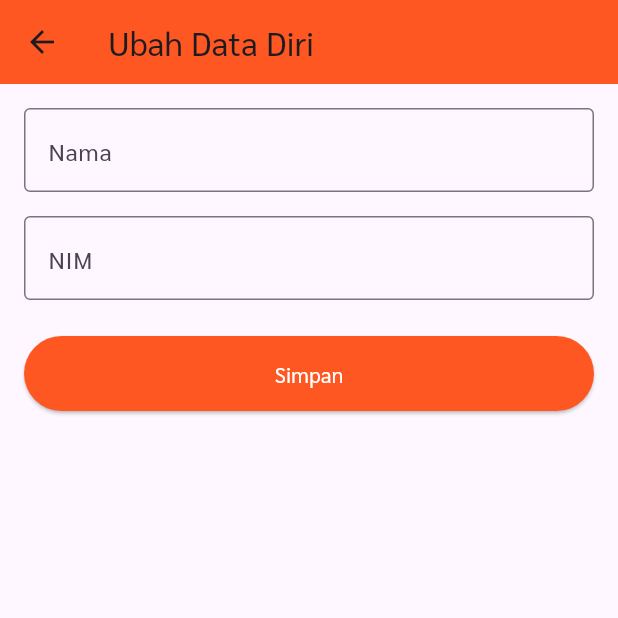
After one commit to safinaa351/uts_mobile-app, a Flutter app: the SetelanPage screen opened directly, after a tap on "Ubah Data Diri", on a phone screen of 412 x 824 dp, the top half of it. The commit adds this screen. Run offline on Flutter 3.47's test engine with Material 3 defaults, Android fonts, the phone set to English and light mode, and no system bars; our stand-ins replace shared_preferences, table_calendar; accounts and stored records are empty.

Commit message:
edit bottom navbar, not finished

```diff
--- /dev/null
+++ b/lib/pages/setelan.dart
@@ -0,0 +1,75 @@
+import 'package:flutter/material.dart';
+import 'package:shared_preferences/shared_preferences.dart';
+import 'ubah_data_diri.dart';
+
+class SetelanPage extends StatelessWidget {
+  const SetelanPage({Key? key}) : super(key: key);
+
+  @override
+  Widget build(BuildContext context) {
+    return Container(
+      decoration: BoxDecoration(
+        gradient: LinearGradient(
+          begin: Alignment.topCenter,
+          end: Alignment.bottomCenter,
+          colors: [Colors.deepOrange, Colors.deepOrange.shade300],
+        ),
+      ),
+      child: Scaffold(
+        backgroundColor: Colors.transparent,
+        appBar: AppBar(
+          title: const Text('Pengaturan'),
+          backgroundColor: Colors.transparent,
+          elevation: 0,
+        ),
+        body: Column(
+          children: [
+            const SizedBox(height: 20),
+            Expanded(
+              child: Container(
+                width: double.infinity,
+                padding: const EdgeInsets.all(20),
+                decoration: const BoxDecoration(
+                  color: Colors.white,
+                  borderRadius: BorderRadius.only(
+                    topLeft: Radius.circular(30),
+                    topRight: Radius.circular(30),
+                  ),
+                ),
+                child: ListView(
+                  children: [
+                    ListTile(
+                      leading: const Icon(Icons.person, color: Colors.deepOrange),
+                      title: const Text('Ubah Data Diri'),
+                      subtitle: const Text('Ubah nama dan NIM'),
+                      onTap: () {
+                        Navigator.push(
+                          context,
+                          MaterialPageRoute(
+                            builder: (context) => const UbahDataDiriScreen(),
+                          ),
+                        );
+                      },
+                    ),
+                    const Divider(),
+                    ListTile(
+                      leading: const Icon(Icons.info, color: Colors.deepOrange),
+                      title: const Text('Tentang Aplikasi'),
+                      onTap: () {
+                        showAboutDialog(
+                          context: context,
+                          applicationName: 'Jurusan Inggris App',
+                          applicationVersion: '1.0.0',
+                        );
+                      },
+                    ),
+                  ],
+                ),
+              ),
+            ),
+          ],
+        ),
+      ),
+    );
+  }
+}
--- /dev/null
+++ b/lib/pages/ubah_data_diri.dart
@@ -0,0 +1,110 @@
+import 'package:flutter/material.dart';
+import 'package:shared_preferences/shared_preferences.dart';
+
+class UbahDataDiriScreen extends StatefulWidget {
+  const UbahDataDiriScreen({Key? key}) : super(key: key);
+
+  @override
+  State<UbahDataDiriScreen> createState() => _UbahDataDiriScreenState();
+}
+
+class _UbahDataDiriScreenState extends State<UbahDataDiriScreen> {
+  final _formKey = GlobalKey<FormState>();
+  final _namaController = TextEditingController();
+  final _nimController = TextEditingController();
+
+  @override
+  void initState() {
+    super.initState();
+    _loadUserData();
+  }
+
+  Future<void> _loadUserData() async {
+    final prefs = await SharedPreferences.getInstance();
+    setState(() {
+      _namaController.text = prefs.getString('nama') ?? '';
+      _nimController.text = prefs.getString('nim') ?? '';
+    });
+  }
+
+  Future<void> _saveUserData() async {
+    if (_formKey.currentState!.validate()) {
+      final prefs = await SharedPreferences.getInstance();
+      await prefs.setString('nama', _namaController.text);
+      await prefs.setString('nim', _nimController.text);
+
+      if (mounted) {
+        ScaffoldMessenger.of(context).showSnackBar(
+          const SnackBar(content: Text('Data berhasil disimpan')),
+        );
+        Navigator.pop(context);
+      }
+    }
+  }
+
+  @override
+  Widget build(BuildContext context) {
+    return Scaffold(
+      appBar: AppBar(
+        title: const Text('Ubah Data Diri'),
+        backgroundColor: Colors.deepOrange,
+      ),
+      body: Padding(
+        padding: const EdgeInsets.all(16.0),
+        child: Form(
+          key: _formKey,
+          child: Column(
+            children: [
+              TextFormField(
+                controller: _namaController,
+                decoration: const InputDecoration(
+                  labelText: 'Nama',
+                  border: OutlineInputBorder(),
+                ),
+                validator: (value) {
+                  if (value == null || value.isEmpty) {
+                    return 'Nama tidak boleh kosong';
+                  }
+                  return null;
+                },
+              ),
+              const SizedBox(height: 16),
+              TextFormField(
+                controller: _nimController,
+                decoration: const InputDecoration(
+                  labelText: 'NIM',
+                  border: OutlineInputBorder(),
+                ),
+                validator: (value) {
+                  if (value == null || value.isEmpty) {
+                    return 'NIM tidak boleh kosong';
+                  }
+                  return null;
+                },
+              ),
+              const SizedBox(height: 24),
+              ElevatedButton(
+                onPressed: _saveUserData,
+                style: ElevatedButton.styleFrom(
+                  backgroundColor: Colors.deepOrange,
+                  minimumSize: const Size(double.infinity, 50),
+                ),
+                child: const Text(
+                  'Simpan',
+                  style: TextStyle(color: Colors.white),
+                ),
+              ),
+            ],
+          ),
+        ),
+      ),
+    );
+  }
+
+  @override
+  void dispose() {
+    _namaController.dispose();
+    _nimController.dispose();
+    super.dispose();
+  }
+}
--- a/lib/widgets/bottom_navbar.dart
+++ b/lib/widgets/bottom_navbar.dart
@@ -21,8 +21,8 @@ class CustomBottomNavBar extends StatelessWidget {
           label: 'Beranda',
         ),
         BottomNavigationBarItem(
-          icon: Icon(Icons.search),
-          label: 'Cari',
+          icon: Icon(Icons.person),
+          label: 'Profil',
         ),
         BottomNavigationBarItem(
           icon: Icon(Icons.settings),
--- a/pubspec.yaml
+++ b/pubspec.yaml
@@ -39,6 +39,7 @@ dependencies:
   table_calendar: ^3.0.8
   intl: ^0.18.1
   url_launcher: ^6.1.6
+  shared_preferences: ^2.2.2
 
 dev_dependencies:
   flutter_test:
```
Also changed, not shown: lib/widgets/main_page.dart (+5 -3 lines), pubspec.lock, 1 other file.
